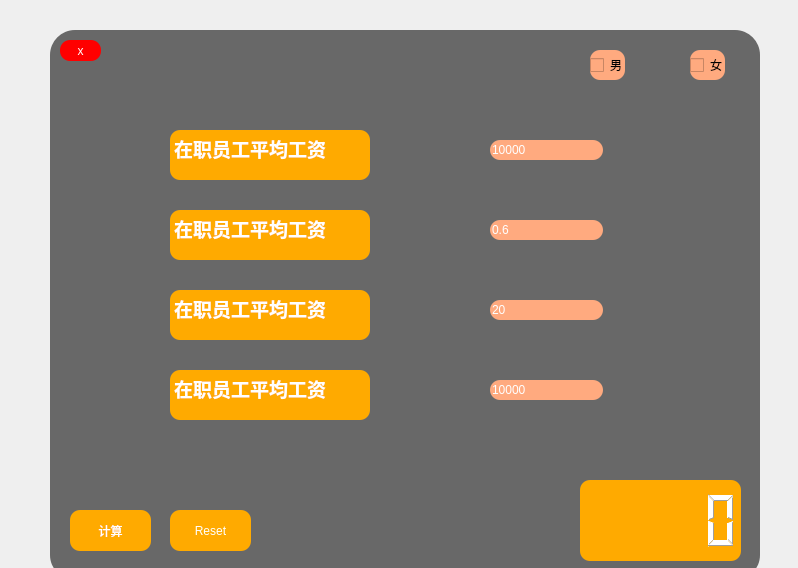
The window that midlife.ui (LuoXubo/SUFE_Calculator) describes before a commit, drawn with Qt 5.
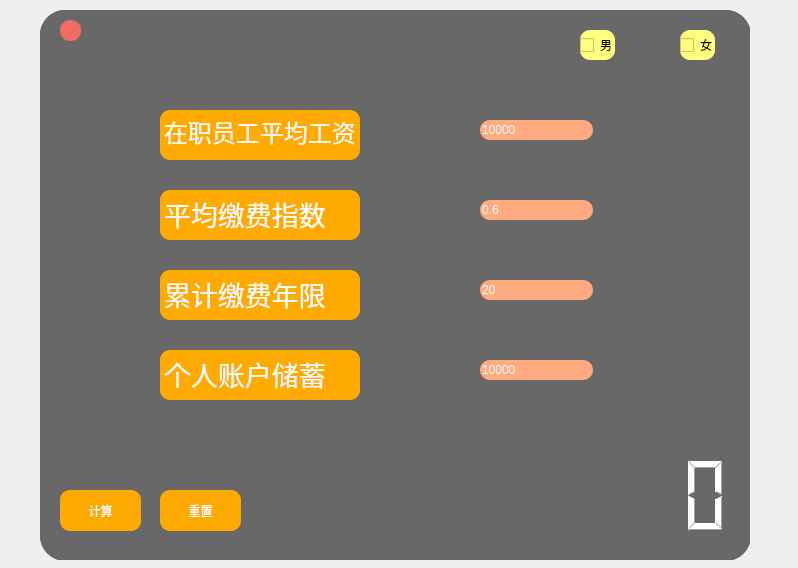
The same window after the commit. Icons and pictures are not drawn.

Diff of the .ui file:
```diff
--- a/midlife.ui
+++ b/midlife.ui
@@ -16,8 +16,8 @@
   <widget class="QWidget" name="base_widget" native="true">
    <property name="geometry">
     <rect>
-     <x>50</x>
-     <y>30</y>
+     <x>40</x>
+     <y>10</y>
      <width>710</width>
      <height>550</height>
     </rect>
@@ -29,16 +29,24 @@
    <widget class="QLCDNumber" name="lcdNumber">
     <property name="geometry">
      <rect>
-      <x>530</x>
-      <y>450</y>
-      <width>161</width>
-      <height>81</height>
+      <x>480</x>
+      <y>440</y>
+      <width>211</width>
+      <height>91</height>
      </rect>
     </property>
+    <property name="font">
+     <font>
+      <family>楷体</family>
+      <pointsize>12</pointsize>
+      <weight>50</weight>
+      <italic>false</italic>
+      <bold>false</bold>
+     </font>
+    </property>
     <property name="styleSheet">
-     <string notr="true">background-color: rgb(255, 170, 0);
-color: rgb(255, 255, 255);
-font: 9pt &quot;楷体&quot;;
+     <string notr="true">color: rgb(255, 255, 255);
+font: 12pt &quot;楷体&quot;;
 border-radius: 10px;
 </string>
     </property>
@@ -80,7 +88,7 @@
 </string>
     </property>
     <property name="text">
-     <string>Reset</string>
+     <string>重置</string>
     </property>
    </widget>
    <widget class="QCheckBox" name="check_2">
@@ -96,7 +104,7 @@
      <number>0</number>
     </property>
     <property name="styleSheet">
-     <string notr="true">background-color: rgb(255, 170, 127);
+     <string notr="true">background-color: rgb(255, 255, 127);
 color: rgb(0, 0, 0);
 font: 10pt &quot;楷体&quot;;
 border-radius: 10px;
@@ -136,7 +144,7 @@
 &lt;html&gt;&lt;head&gt;&lt;meta name=&quot;qrichtext&quot; content=&quot;1&quot; /&gt;&lt;style type=&quot;text/css&quot;&gt;
 p, li { white-space: pre-wrap; }
 &lt;/style&gt;&lt;/head&gt;&lt;body style=&quot; font-family:'楷体'; font-size:10pt; font-weight:400; font-style:normal;&quot;&gt;
-&lt;p style=&quot; margin-top:0px; margin-bottom:0px; margin-left:0px; margin-right:0px; -qt-block-indent:0; text-indent:0px;&quot;&gt;&lt;span style=&quot; font-family:'SimSun'; font-size:14pt; font-weight:600;&quot;&gt;在职员工平均工资&lt;/span&gt;&lt;/p&gt;&lt;/body&gt;&lt;/html&gt;</string>
+&lt;p style=&quot; margin-top:0px; margin-bottom:0px; margin-left:0px; margin-right:0px; -qt-block-indent:0; text-indent:0px;&quot;&gt;&lt;span style=&quot; font-size:18pt;&quot;&gt;在职员工平均工资&lt;/span&gt;&lt;/p&gt;&lt;/body&gt;&lt;/html&gt;</string>
     </property>
    </widget>
    <widget class="QTextBrowser" name="textBrowser_4">
@@ -169,7 +177,7 @@
 &lt;html&gt;&lt;head&gt;&lt;meta name=&quot;qrichtext&quot; content=&quot;1&quot; /&gt;&lt;style type=&quot;text/css&quot;&gt;
 p, li { white-space: pre-wrap; }
 &lt;/style&gt;&lt;/head&gt;&lt;body style=&quot; font-family:'楷体'; font-size:20pt; font-weight:400; font-style:normal;&quot;&gt;
-&lt;p style=&quot; margin-top:0px; margin-bottom:0px; margin-left:0px; margin-right:0px; -qt-block-indent:0; text-indent:0px;&quot;&gt;&lt;span style=&quot; font-family:'SimSun'; font-size:14pt; font-weight:600;&quot;&gt;在职员工平均工资&lt;/span&gt;&lt;/p&gt;&lt;/body&gt;&lt;/html&gt;</string>
+&lt;p style=&quot; margin-top:0px; margin-bottom:0px; margin-left:0px; margin-right:0px; -qt-block-indent:0; text-indent:0px;&quot;&gt;个人账户储蓄&lt;/p&gt;&lt;/body&gt;&lt;/html&gt;</string>
     </property>
    </widget>
    <widget class="QLineEdit" name="salary">
@@ -225,7 +233,7 @@
      <number>0</number>
     </property>
     <property name="styleSheet">
-     <string notr="true">background-color: rgb(255, 170, 127);
+     <string notr="true">background-color: rgb(255, 255, 127);
 color: rgb(0, 0, 0);
 font: 10pt &quot;楷体&quot;;
 border-radius: 10px;
@@ -305,7 +313,7 @@
 &lt;html&gt;&lt;head&gt;&lt;meta name=&quot;qrichtext&quot; content=&quot;1&quot; /&gt;&lt;style type=&quot;text/css&quot;&gt;
 p, li { white-space: pre-wrap; }
 &lt;/style&gt;&lt;/head&gt;&lt;body style=&quot; font-family:'楷体'; font-size:20pt; font-weight:400; font-style:normal;&quot;&gt;
-&lt;p style=&quot; margin-top:0px; margin-bottom:0px; margin-left:0px; margin-right:0px; -qt-block-indent:0; text-indent:0px;&quot;&gt;&lt;span style=&quot; font-family:'SimSun'; font-size:14pt; font-weight:600;&quot;&gt;在职员工平均工资&lt;/span&gt;&lt;/p&gt;&lt;/body&gt;&lt;/html&gt;</string>
+&lt;p style=&quot; margin-top:0px; margin-bottom:0px; margin-left:0px; margin-right:0px; -qt-block-indent:0; text-indent:0px;&quot;&gt;平均缴费指数&lt;/p&gt;&lt;/body&gt;&lt;/html&gt;</string>
     </property>
    </widget>
    <widget class="QTextBrowser" name="textBrowser_3">
@@ -338,27 +346,56 @@
 &lt;html&gt;&lt;head&gt;&lt;meta name=&quot;qrichtext&quot; content=&quot;1&quot; /&gt;&lt;style type=&quot;text/css&quot;&gt;
 p, li { white-space: pre-wrap; }
 &lt;/style&gt;&lt;/head&gt;&lt;body style=&quot; font-family:'楷体'; font-size:20pt; font-weight:400; font-style:normal;&quot;&gt;
-&lt;p style=&quot; margin-top:0px; margin-bottom:0px; margin-left:0px; margin-right:0px; -qt-block-indent:0; text-indent:0px;&quot;&gt;&lt;span style=&quot; font-family:'SimSun'; font-size:14pt; font-weight:600;&quot;&gt;在职员工平均工资&lt;/span&gt;&lt;/p&gt;&lt;/body&gt;&lt;/html&gt;</string>
+&lt;p style=&quot; margin-top:0px; margin-bottom:0px; margin-left:0px; margin-right:0px; -qt-block-indent:0; text-indent:0px;&quot;&gt;累计缴费年限&lt;/p&gt;&lt;/body&gt;&lt;/html&gt;</string>
     </property>
    </widget>
    <widget class="QPushButton" name="close">
     <property name="geometry">
      <rect>
-      <x>10</x>
+      <x>20</x>
       <y>10</y>
-      <width>41</width>
+      <width>21</width>
       <height>21</height>
      </rect>
     </property>
     <property name="styleSheet">
-     <string notr="true">background-color: rgb(255, 0, 0);
+     <string notr="true">background-color: #F16C61;
 color: rgb(255, 255, 255);
 border-radius: 10px; </string>
     </property>
     <property name="text">
-     <string>x</string>
+     <string/>
     </property>
    </widget>
+   <widget class="QWidget" name="widget" native="true">
+    <property name="geometry">
+     <rect>
+      <x>0</x>
+      <y>0</y>
+      <width>711</width>
+      <height>551</height>
+     </rect>
+    </property>
+    <property name="styleSheet">
+     <string notr="true">background-image: url('./mid1.jpg');
+</string>
+    </property>
+   </widget>
+   <zorder>widget</zorder>
+   <zorder>lcdNumber</zorder>
+   <zorder>ok</zorder>
+   <zorder>reset</zorder>
+   <zorder>check_2</zorder>
+   <zorder>textBrowser</zorder>
+   <zorder>textBrowser_4</zorder>
+   <zorder>salary</zorder>
+   <zorder>avg</zorder>
+   <zorder>check_1</zorder>
+   <zorder>sum</zorder>
+   <zorder>year</zorder>
+   <zorder>textBrowser_2</zorder>
+   <zorder>textBrowser_3</zorder>
+   <zorder>close</zorder>
   </widget>
  </widget>
  <resources/>
```
